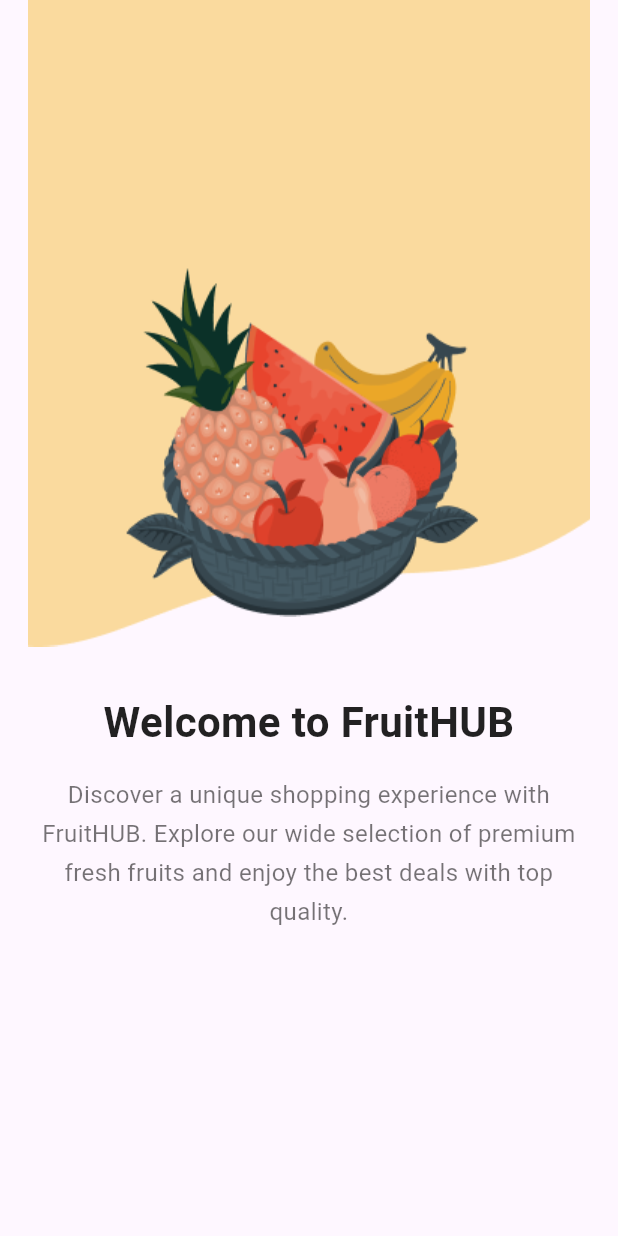
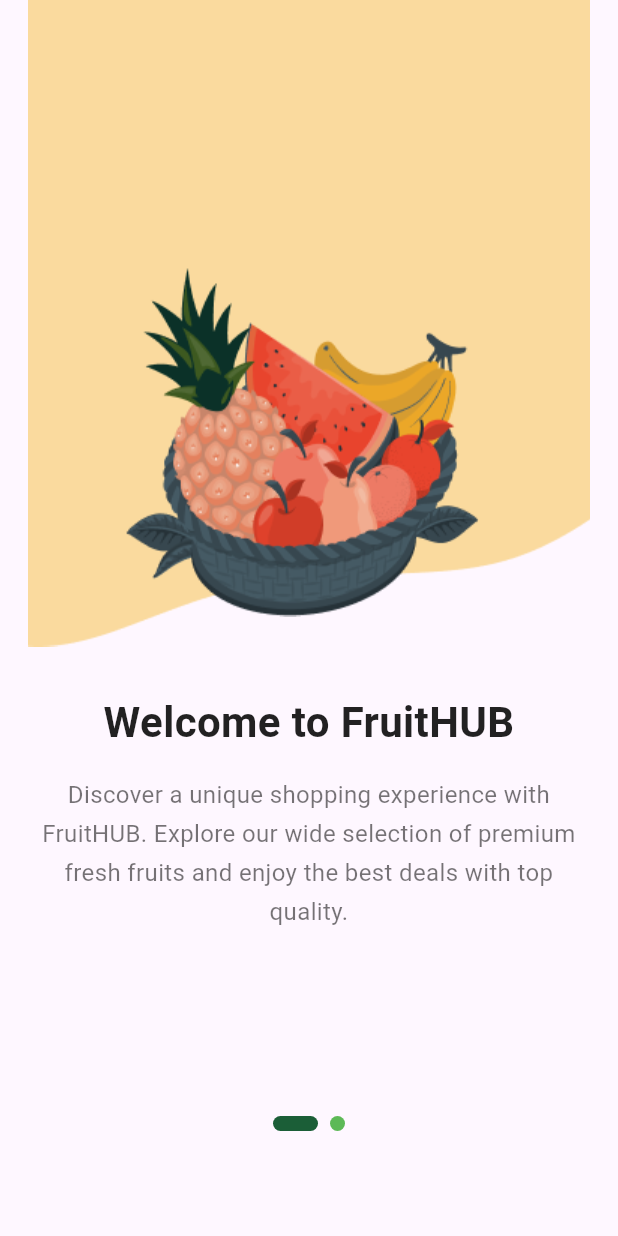
Before and after one commit to Omnia-Waleed-Mohamed/FruitHUB_app, a Flutter app: the screen it shows after launch, on a phone screen of 412 x 824 dp. Run offline on Flutter 3.47's test engine with Material 3 defaults, Android fonts, the phone set to English and light mode, and no system bars; drawn by our look-alikes of smooth_page_indicator.

Commit message:
onboarding Screen

```diff
--- /dev/null
+++ b/lib/features/onboarding/data/onboarding_model.dart
@@ -0,0 +1,13 @@
+class OnboardingModel {
+  final String image;
+  final String image2;
+  final String title;
+  final String description;
+
+  OnboardingModel({
+    required this.image,
+    required this.image2,
+    required this.title,
+    required this.description,
+  });
+}
--- a/lib/features/onboarding/view/onboarding_view.dart
+++ b/lib/features/onboarding/view/onboarding_view.dart
@@ -1,47 +1,65 @@
+import 'package:e_commerce_app/features/onboarding/view/widget/onboarding_list.dart';
 import 'package:flutter/material.dart';
+import 'package:smooth_page_indicator/smooth_page_indicator.dart';
 
-class OnboardingView extends StatelessWidget {
+
+class OnboardingView extends StatefulWidget {
   const OnboardingView({super.key});
+
+  @override
+  State<OnboardingView> createState() => _OnboardingViewState();
+}
+
+class _OnboardingViewState extends State<OnboardingView> {
+  final PageController _pageController = PageController();
+  int _currentIndex = 0;
 
   @override
   Widget build(BuildContext context) {
     return Scaffold(
       body: Column(
+        children: [
+          // ✅ PageView
+          Expanded(
+            child: PageView.builder(
+              controller: _pageController,
+              itemCount: onboardingList.length,
+              onPageChanged: (index) {
+                setState(() {
+                  _currentIndex = index;
+                });
+              },
+              itemBuilder: (context, index) {
+                final item = onboardingList[index];
+                return Column(
                   crossAxisAlignment: CrossAxisAlignment.center,
                   children: [
                     Stack(
                       children: [
-              Image.asset("assets/images/Vector.png"),
+                        Image.asset(item.image),
                         Positioned(
                           top: 140,
                           left: 50,
-                child: Image.asset("assets/images/fruit basket-amico 1.png"),
+                          child: Image.asset(item.image2),
                         ),
                       ],
                     ),
                     const SizedBox(height: 30),
-
-
-          const Text(
-            "Welcome to FruitHUB",
-            style: TextStyle(
+                    Text(
+                      item.title,
+                      style: const TextStyle(
                         fontSize: 28,
                         fontWeight: FontWeight.bold,
                         color: Colors.black87,
                       ),
                       textAlign: TextAlign.center,
                     ),
-
                     const SizedBox(height: 16),
-
-
-          const Padding(
-            padding: EdgeInsets.symmetric(horizontal: 24),
+                    Padding(
+                      padding: const EdgeInsets.symmetric(horizontal: 24),
                       child: Text(
-              "Discover a unique shopping experience with FruitHUB. "
-              "Explore our wide selection of premium fresh fruits and enjoy "
-              "the best deals with top quality.",
-              style: TextStyle(
+                        item.description,
+                        style: const TextStyle(
                           fontSize: 16,
                           height: 1.6,
                           color: Colors.black54,
@@ -50,6 +68,53 @@ class OnboardingView extends StatelessWidget {
                       ),
                     ),
                   ],
+                );
+              },
+            ),
+          ),
+
+          const SizedBox(height: 10),
+
+          // ✅ SmoothPageIndicator
+          SmoothPageIndicator(
+            controller: _pageController,
+            count: onboardingList.length,
+            effect: ExpandingDotsEffect(
+              activeDotColor:  Color(0xff1B5E37),
+              dotColor: Color(0xff5DB957),
+              dotHeight: 10,
+              dotWidth: 10,
+              spacing: 8,
+            ),
+          ),
+
+          const SizedBox(height: 30),
+
+          // ✅ "Get Started" Button on last page only
+          if (_currentIndex == onboardingList.length - 1)
+            Padding(
+              padding: const EdgeInsets.symmetric(horizontal: 24.0),
+              child: ElevatedButton(
+                onPressed: () {
+                  // TODO: Navigate to the next screen (e.g. LoginView)
+                  // Navigator.pushReplacement(context, MaterialPageRoute(builder: (_) => const LoginView()));
+                },
+                style: ElevatedButton.styleFrom(
+                  backgroundColor: Colors.green,
+                  shape: RoundedRectangleBorder(
+                    borderRadius: BorderRadius.circular(12),
+                  ),
+                  minimumSize: const Size(double.infinity, 50),
+                ),
+                child: const Text(
+                  "Get Started",
+                  style: TextStyle(fontSize: 18, color: Color(0xff1B5E37),),
+                ),
+              ),
+            ),
+
+          const SizedBox(height: 40),
+        ],
       ),
     );
   }
--- /dev/null
+++ b/lib/features/onboarding/view/widget/onboarding_list.dart
@@ -0,0 +1,7 @@
+import 'package:e_commerce_app/features/onboarding/data/onboarding_model.dart';
+
+List<OnboardingModel> onboardingList =[
+
+  OnboardingModel(image: "assets/images/Vector.png", image2: "assets/images/fruit basket-amico 1.png", title: 'Welcome to FruitHUB', description: 'Discover a unique shopping experience with FruitHUB. Explore our wide selection of premium fresh fruits and enjoy the best deals with top quality.'),
+  OnboardingModel(image: "assets/images/Vector 2.png", image2: "assets/images/pineapple-cuate 1.png", title: "Search & Shop", description: "We bring you the finest fruits carefully selected for you. Browse details, photos, and reviews to make sure you pick the perfect fruit.")
+];
--- a/pubspec.yaml
+++ b/pubspec.yaml
@@ -33,6 +33,8 @@ dependencies:
   flutter_localizations:
     sdk: flutter
   intl: ^0.20.2
+
+  smooth_page_indicator: ^1.1.0
   # The following adds the Cupertino Icons font to your application.
   # Use with the CupertinoIcons class for iOS style icons.
   cupertino_icons: ^1.0.8
@@ -52,6 +54,7 @@ dev_dependencies:
 # following page: https://dart.dev/tools/pub/pubspec
 # The following section is specific to Flutter packages.
 flutter:
+
 
   # The following line ensures that the Material Icons font is
   # included with your application, so that you can use the icons in
```
Also changed, not shown: pubspec.lock. Lines whose indentation alone changed are shown as unchanged.
